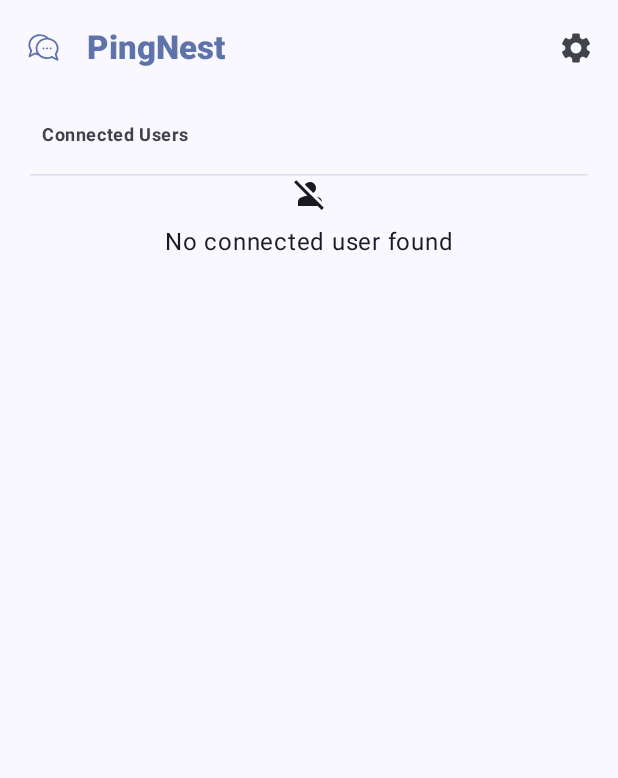
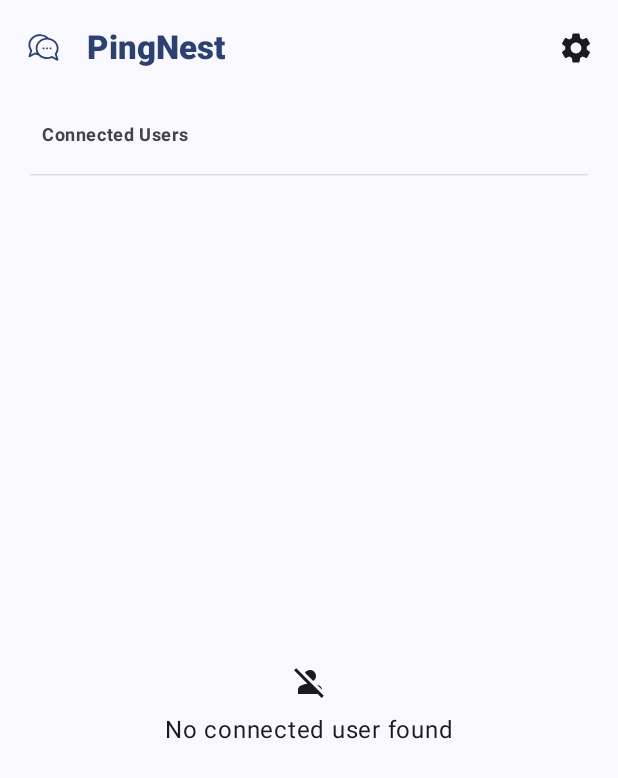
Before and after one commit to nishchaymakkar/PingNest, an Android app built with Jetpack Compose: the composable HomeScreen called with empty values, on a phone screen of 412 x 824 dp. Shown: the top 778 px of the screen. Run offline under Robolectric (Android 15) with nearby library versions, the phone set to English and light mode, and no system bars; 1 statement that could not run was skipped.

Commit message:
Refactor: Enhance HomeScreen UI and AppBar functionality
This commit refactors the `HomeScreen` and its `PingNestAppBar` for improved user experience and cleaner code.

Key changes:
- **`PingNestAppBar`:**
    - The settings icon now correctly anchors a `DropdownMenu` for logout functionality.
    - The `DropdownMenu`'s position is calculated based on the settings icon's global position.
    - `onExpandedChange` callback is used to manage the dropdown's visibility.
    - Title and navigation icon color changed to `MaterialTheme.colorScheme.primary`.
    - Settings icon color changed to `MaterialTheme.colorScheme.onSurface`.
    - "Connected Users" header and divider are now part of the `PingNestAppBar` structure, placed below the `TopAppBar`.
- **`HomeScreen`:**
    - Simplified the layout by removing an unnecessary nested `Column`.
    - Loading indicator and "No connected user found" message are now centered within the `Scaffold`'s content area using `Box` alignment.
    - User list `LazyColumn` now directly fills the available space.
    - Updated `HomeScreenPreview` with necessary parameters.
- **State Management:**
    - Removed `isSettingsClicked` state as `expanded` state directly controls the `DropdownMenu`.
- **Imports:**
    - Added necessary imports for `DpOffset`, `Offset`, `onGloballyPositioned`, and `alpha` (though `alpha` is not used in the final diff).
    - Removed unused imports.

```diff
--- a/app/src/main/java/com/chatapp/pingnest/ui/screens/homescreen/HomeScreen.kt
+++ b/app/src/main/java/com/chatapp/pingnest/ui/screens/homescreen/HomeScreen.kt
@@ -3,8 +3,6 @@
 package com.chatapp.pingnest.ui.screens.homescreen
 
 import androidx.compose.foundation.background
-import androidx.compose.foundation.clickable
-import androidx.compose.foundation.layout.Arrangement
 import androidx.compose.foundation.layout.Box
 import androidx.compose.foundation.layout.Column
 import androidx.compose.foundation.layout.Row
@@ -17,12 +15,8 @@ import androidx.compose.foundation.lazy.LazyColumn
 import androidx.compose.foundation.lazy.itemsIndexed
 import androidx.compose.material.icons.Icons
 import androidx.compose.material.icons.automirrored.filled.ExitToApp
-import androidx.compose.material.icons.filled.Bookmark
-import androidx.compose.material.icons.filled.ExitToApp
-import androidx.compose.material.icons.filled.MoreVert
 import androidx.compose.material.icons.filled.PersonOff
 import androidx.compose.material.icons.filled.Settings
-import androidx.compose.material.icons.outlined.BookmarkBorder
 import androidx.compose.material3.CircularProgressIndicator
 import androidx.compose.material3.DropdownMenu
 import androidx.compose.material3.DropdownMenuItem
@@ -40,23 +34,31 @@ import androidx.compose.runtime.remember
 import androidx.compose.runtime.setValue
 import androidx.compose.ui.Alignment
 import androidx.compose.ui.Modifier
+import androidx.compose.ui.geometry.Offset
+import androidx.compose.ui.layout.onGloballyPositioned
 import androidx.compose.ui.res.painterResource
 import androidx.compose.ui.text.font.FontWeight
 import androidx.compose.ui.tooling.preview.Preview
+import androidx.compose.ui.unit.DpOffset
 import androidx.compose.ui.unit.dp
 import com.chatapp.pingnest.R
-import com.chatapp.pingnest.data.models.Status
 import com.chatapp.pingnest.data.models.User
 import com.chatapp.pingnest.ui.components.ChatItem
 import com.chatapp.pingnest.ui.components.DividerItem
 import com.chatapp.pingnest.ui.components.DrawerItemHeader
 import com.chatapp.pingnest.ui.theme.PingNestTheme
 
-@Preview(apiLevel = 34)
+@Preview(apiLevel = 31, showSystemUi = true)
 @Composable
 private fun HomeScreenPreview() {
     PingNestTheme {
-//        HomeScreen()
+        HomeScreen(
+            sender = "",
+            isLoading = false,
+            users = emptyList(),
+            onChatClicked = { _, _ -> },
+            onLogOut = {}
+        )
     }
 }
 @Composable
@@ -64,25 +66,17 @@ fun HomeScreen(
     isLoading: Boolean,
     users: List<User>,
     modifier: Modifier = Modifier,
-    onChatClicked:(Int, User)-> Unit = {_, _ -> },
+    onChatClicked:(Int, User)-> Unit,
     onLogOut:()-> Unit,
     sender: String
 ) {
-    var isSettingsClicked by remember { mutableStateOf(false) }
     var expanded by remember { mutableStateOf(false)}
     Scaffold (
         topBar = {
             PingNestAppBar(
-                onSettingsClicked = {
-                    isSettingsClicked = !isSettingsClicked
-                    expanded = !expanded
-                },
                 expanded = expanded,
-                isSettingsClicked = isSettingsClicked,
-                onLogOut = {
-                    onLogOut()
-                expanded = !expanded
-                }
+                onLogOut = onLogOut,
+                onExpandededChange = { expanded = it}
             )
 
         },
@@ -94,40 +88,17 @@ fun HomeScreen(
                 .background(MaterialTheme.colorScheme.surface)
                 .padding(innerPadding),
         ){
+            if (isLoading){
 
-            Column (
-                modifier = Modifier.fillMaxSize(),
-            ){
+                CircularProgressIndicator(
+                    modifier = Modifier.align(Alignment.Center)
+                )
 
-            //DividerItem()
+            } else if (users.isEmpty()) {
                 Column(
-                modifier = Modifier
-                    .fillMaxWidth()
-                    .padding(horizontal = 4.dp),
-            ) {
-
-                DrawerItemHeader(text = "Connected Users")
-                DividerItem()
-                LazyColumn(
-                    Modifier.fillMaxSize(),
+                    modifier = Modifier.align(Alignment.Center),
                     horizontalAlignment = Alignment.CenterHorizontally
                 ) {
-                    if (isLoading){
-                        item {
-                            CircularProgressIndicator(
-                                modifier = Modifier.align(Alignment.CenterHorizontally)
-                            )
-                        }
-                    } else if (users.isEmpty()){
-                        item{
-                            Row (
-                                verticalAlignment = Alignment.CenterVertically,
-                                modifier = Modifier.fillMaxWidth(),
-                                horizontalArrangement = Arrangement.Center
-                            ){
-                                Column (
-                                    horizontalAlignment = Alignment.CenterHorizontally
-                                ){
                     Icon(
                         imageVector = Icons.Default.PersonOff,
                         contentDescription = null
@@ -137,12 +108,12 @@ fun HomeScreen(
                     )
                     Text("No connected user found")
                 }
-
-                            }
-
-                        }
             } else {
-                        itemsIndexed (users.filter { user-> user.nickName != sender  }) { index, user ->
+                LazyColumn(
+                    Modifier.fillMaxSize().background(MaterialTheme.colorScheme.surface),
+                    horizontalAlignment = Alignment.CenterHorizontally
+                ) {
+                    itemsIndexed(users.filter { user -> user.nickName != sender }) { index, user ->
                         ChatItem(
                             nickname = user.nickName,
                             fullname = user.fullName,
@@ -153,9 +124,6 @@ fun HomeScreen(
                     }
                 }
             }
-
-            }
-            }
         }
     }
 }
@@ -164,19 +132,20 @@ fun HomeScreen(
 @Composable
 private fun PingNestAppBar(
     modifier: Modifier = Modifier,
-    onSettingsClicked: () -> Unit = {},
-    isSettingsClicked: Boolean,
+    onLogOut: () -> Unit = {},
     expanded: Boolean,
-    onLogOut: () -> Unit = {}
+    onExpandededChange: (Boolean) -> Unit
 ) {
-    Row {
+    var settingsIconPosition by remember { mutableStateOf(Offset.Zero) }
+
+    Column(modifier = modifier.fillMaxWidth()) {
         TopAppBar(
             title = {
                 Row {
                     Text(
                         text = "PingNest",
                         fontWeight = FontWeight.ExtraBold,
-                    color = MaterialTheme.colorScheme.primaryContainer,
+                        color = MaterialTheme.colorScheme.primary,
                         style = MaterialTheme.typography.titleLarge
                     )
                 }
@@ -185,35 +154,32 @@ private fun PingNestAppBar(
                 Icon(
                     painter = painterResource(R.drawable.ic_launcher_foreground),
                     contentDescription = null,
-                tint = MaterialTheme.colorScheme.primaryContainer,
+                    tint = MaterialTheme.colorScheme.primary,
                     modifier = Modifier.size(50.dp),
                 )
             },
             actions = {
+                Box {
                     IconButton(
-                onClick = onSettingsClicked
+                        onClick = { onExpandededChange(true) },
+                        modifier = Modifier.onGloballyPositioned {
+                            val position = it.localToWindow(Offset.Zero)
+                            settingsIconPosition = position
+                        }
                     ) {
                         Icon(
                             imageVector = Icons.Default.Settings,
-                    contentDescription = null
+                            contentDescription = null,
+                            tint = MaterialTheme.colorScheme.onSurface
                         )
                     }
-        }
-    )
-        if (isSettingsClicked){
-
-            Row(
-                modifier = Modifier
-                    .fillMaxWidth()
-                    .padding(horizontal = 16.dp, vertical = 8.dp),
-                horizontalArrangement = Arrangement.End
-            ) {
 
                     DropdownMenu(
                         expanded = expanded,
-                    onDismissRequest = {  }
+                        onDismissRequest = { onExpandededChange(false) },
+                        offset = DpOffset(x = 0.dp, y = 0.dp), // optional adjustment
+                        modifier = Modifier.align(Alignment.TopEnd)
                     ) {
-                    // Update the DropdownMenuItem section
                         DropdownMenuItem(
                             text = { Text("Log out") },
                             leadingIcon = {
@@ -222,11 +188,23 @@ private fun PingNestAppBar(
                                     contentDescription = "log out"
                                 )
                             },
-                        onClick = onLogOut
+                            onClick = {
+                                onLogOut()
+                                onExpandededChange(false)
+                            }
                         )
-
                     }
                 }
             }
+        )
+        Column(
+            modifier = Modifier
+                .fillMaxWidth().align(Alignment.End)
+                .padding(horizontal = 4.dp),
+        ) {
+
+            DrawerItemHeader(text = "Connected Users")
+            DividerItem()
         }
     }
+}
```
Lines whose indentation alone changed are shown as unchanged.
